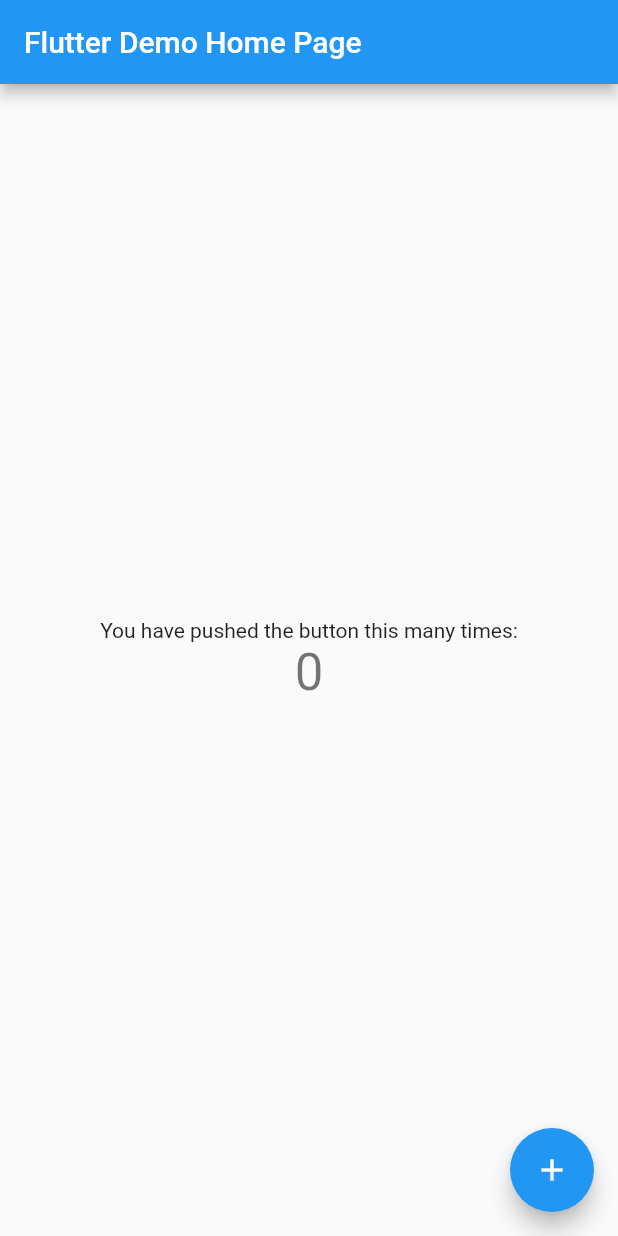
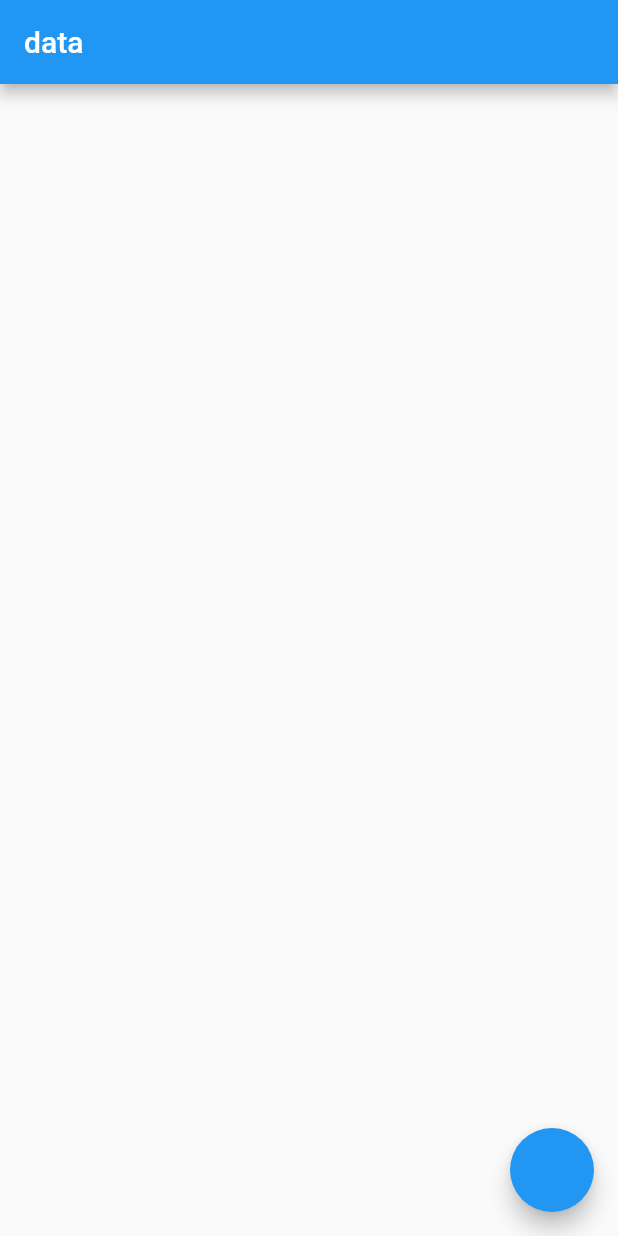
Before and after one commit to ilyas868/flutt-getx, a Flutter app: the screen it shows after launch, on a phone screen of 412 x 824 dp. Run offline on Flutter 3.47's test engine with Material 2 defaults, Android fonts, the phone set to English and light mode, and no system bars; our stand-ins replace get.

Commit message:
08/05/2023

```diff
--- /dev/null
+++ b/lib/home_page.dart
@@ -0,0 +1,32 @@
+import 'package:flutter/material.dart';
+import 'package:flutter/src/widgets/container.dart';
+import 'package:flutter/src/widgets/framework.dart';
+import 'package:get/get.dart';
+
+class HomePage extends StatefulWidget {
+  const HomePage({super.key});
+
+  @override
+  State<HomePage> createState() => _HomePageState();
+}
+
+class _HomePageState extends State<HomePage> {
+  @override
+  Widget build(BuildContext context) {
+    return Scaffold(
+      appBar: AppBar(title: Text("data"),),
+      body: Column(
+        children: [],
+      ),
+      floatingActionButton: FloatingActionButton(onPressed: (){
+        Get.snackbar("Hello", "Sale is live upto 50% off",
+
+        backgroundColor: Colors.amber,
+         snackPosition: SnackPosition.BOTTOM
+        );
+
+
+      }),
+    );
+  }
+}
--- a/lib/main.dart
+++ b/lib/main.dart
@@ -1,4 +1,6 @@
+import 'package:app/home_page.dart';
 import 'package:flutter/material.dart';
+import 'package:get/get.dart';
 
 void main() {
   runApp(const MyApp());
@@ -7,109 +9,10 @@ void main() {
 class MyApp extends StatelessWidget {
   const MyApp({super.key});
 
-  // This widget is the root of your application.
   @override
   Widget build(BuildContext context) {
-    return MaterialApp(
-      title: 'Flutter Demo',
-      theme: ThemeData(
-        // This is the theme of your application.
-        //
-        // Try running your application with "flutter run". You'll see the
-        // application has a blue toolbar. Then, without quitting the app, try
-        // changing the primarySwatch below to Colors.green and then invoke
-        // "hot reload" (press "r" in the console where you ran "flutter run",
-        // or simply save your changes to "hot reload" in a Flutter IDE).
-        // Notice that the counter didn't reset back to zero; the application
-        // is not restarted.
-        primarySwatch: Colors.blue,
-      ),
-      home: const MyHomePage(title: 'Flutter Demo Home Page'),
+    return GetMaterialApp(
+     home: HomePage(),
     );
   }
 }
-
-class MyHomePage extends StatefulWidget {
-  const MyHomePage({super.key, required this.title});
-
-  // This widget is the home page of your application. It is stateful, meaning
-  // that it has a State object (defined below) that contains fields that affect
-  // how it looks.
-
-  // This class is the configuration for the state. It holds the values (in this
-  // case the title) provided by the parent (in this case the App widget) and
-  // used by the build method of the State. Fields in a Widget subclass are
-  // always marked "final".
-
-  final String title;
-
-  @override
-  State<MyHomePage> createState() => _MyHomePageState();
-}
-
-class _MyHomePageState extends State<MyHomePage> {
-  int _counter = 0;
-
-  void _incrementCounter() {
-    setState(() {
-      // This call to setState tells the Flutter framework that something has
-      // changed in this State, which causes it to rerun the build method below
-      // so that the display can reflect the updated values. If we changed
-      // _counter without calling setState(), then the build method would not be
-      // called again, and so nothing would appear to happen.
-      _counter++;
-    });
-  }
-
-  @override
-  Widget build(BuildContext context) {
-    // This method is rerun every time setState is called, for instance as done
-    // by the _incrementCounter method above.
-    //
-    // The Flutter framework has been optimized to make rerunning build methods
-    // fast, so that you can just rebuild anything that needs updating rather
-    // than having to individually change instances of widgets.
-    return Scaffold(
-      appBar: AppBar(
-        // Here we take the value from the MyHomePage object that was created by
-        // the App.build method, and use it to set our appbar title.
-        title: Text(widget.title),
-      ),
-      body: Center(
-        // Center is a layout widget. It takes a single child and positions it
-        // in the middle of the parent.
-        child: Column(
-          // Column is also a layout widget. It takes a list of children and
-          // arranges them vertically. By default, it sizes itself to fit its
-          // children horizontally, and tries to be as tall as its parent.
-          //
-          // Invoke "debug painting" (press "p" in the console, choose the
-          // "Toggle Debug Paint" action from the Flutter Inspector in Android
-          // Studio, or the "Toggle Debug Paint" command in Visual Studio Code)
-          // to see the wireframe for each widget.
-          //
-          // Column has various properties to control how it sizes itself and
-          // how it positions its children. Here we use mainAxisAlignment to
-          // center the children vertically; the main axis here is the vertical
-          // axis because Columns are vertical (the cross axis would be
-          // horizontal).
-          mainAxisAlignment: MainAxisAlignment.center,
-          children: <Widget>[
-            const Text(
-              'You have pushed the button this many times:',
-            ),
-            Text(
-              '$_counter',
-              style: Theme.of(context).textTheme.headline4,
-            ),
-          ],
-        ),
-      ),
-      floatingActionButton: FloatingActionButton(
-        onPressed: _incrementCounter,
-        tooltip: 'Increment',
-        child: const Icon(Icons.add),
-      ), // This trailing comma makes auto-formatting nicer for build methods.
-    );
-  }
-}
--- a/pubspec.yaml
+++ b/pubspec.yaml
@@ -36,6 +36,7 @@ dependencies:
   # The following adds the Cupertino Icons font to your application.
   # Use with the CupertinoIcons class for iOS style icons.
   cupertino_icons: ^1.0.2
+  get: ^4.6.5
 
 dev_dependencies:
   flutter_test:
```
Also changed, not shown: pubspec.lock.
